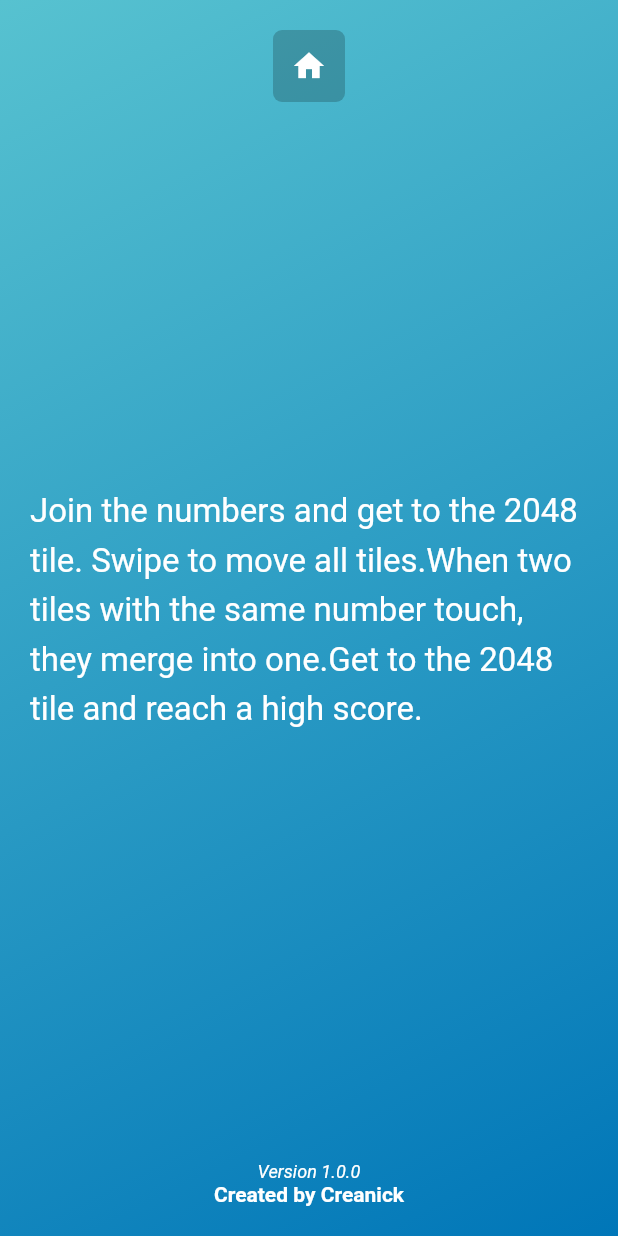
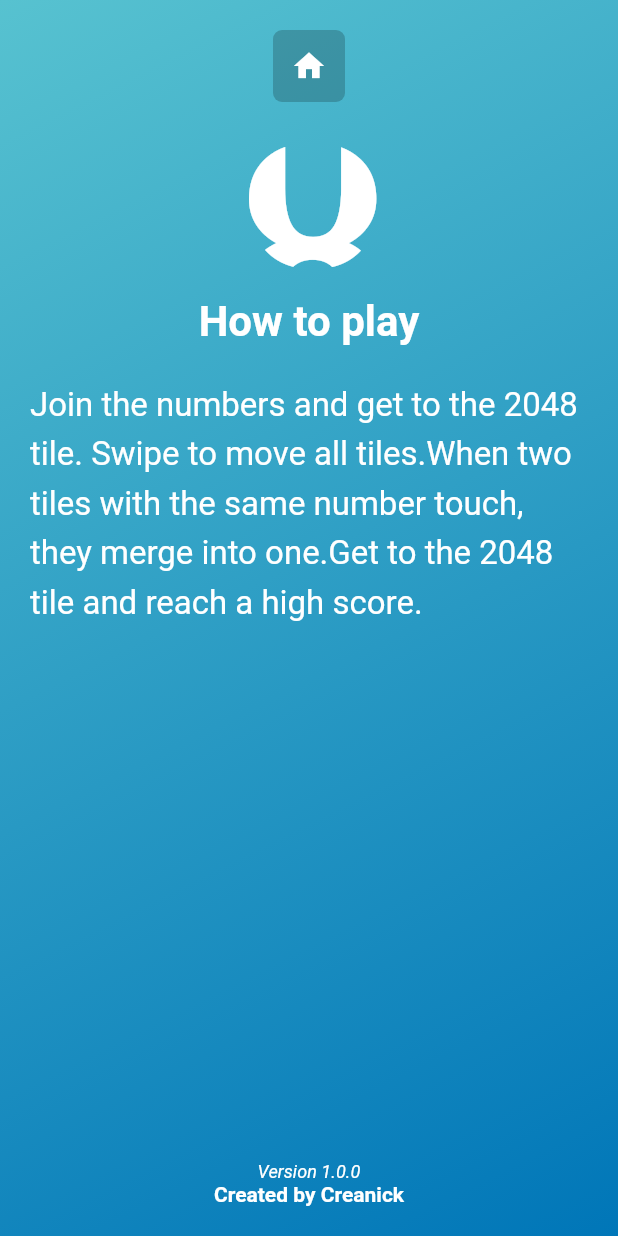
Before and after one commit to manickjamadar/2048, a Flutter app: the screen it shows after launch, after a tap on the "info" icon, on a phone screen of 412 x 824 dp. Run offline on Flutter 3.47's test engine with Material 2 defaults, Android fonts, the phone set to English and light mode, and no system bars; our stand-ins replace bloc, dartz, easy_debounce, equatable, flutter_bloc, fluttertoast and 6 more; missing offline and left inert: swipe_gesture_recognizer; accounts and stored records are empty; generated files the repository leaves out were written again.

Commit message:
some changes into about screen

```diff
--- a/lib/presentation/screens/about/about_screen.dart
+++ b/lib/presentation/screens/about/about_screen.dart
@@ -28,12 +28,25 @@ class AboutScreen extends StatelessWidget {
                     Navigator.pop(context);
                   },
                 ),
+                SizedBox(height: 30),
                 Expanded(
-                    child: Center(
-                        child: Text(
-                  gameInstruction,
-                  style: TextStyle(fontSize: 22, height: 1.5),
-                ))),
+                  child: SingleChildScrollView(
+                    child: Column(
+                      children: [
+                        Icon(MyIcons.logo2, size: 80),
+                        SizedBox(height: 20),
+                        Text("How to play",
+                            style: TextStyle(
+                                fontSize: 28, fontWeight: FontWeight.w600)),
+                        SizedBox(height: 20),
+                        Text(
+                          gameInstruction,
+                          style: TextStyle(fontSize: 22, height: 1.5),
+                        )
+                      ],
+                    ),
+                  ),
+                ),
                 FutureBuilder<String>(
                   future: getAppVersion(),
                   builder: (_, snapshot) {
```
